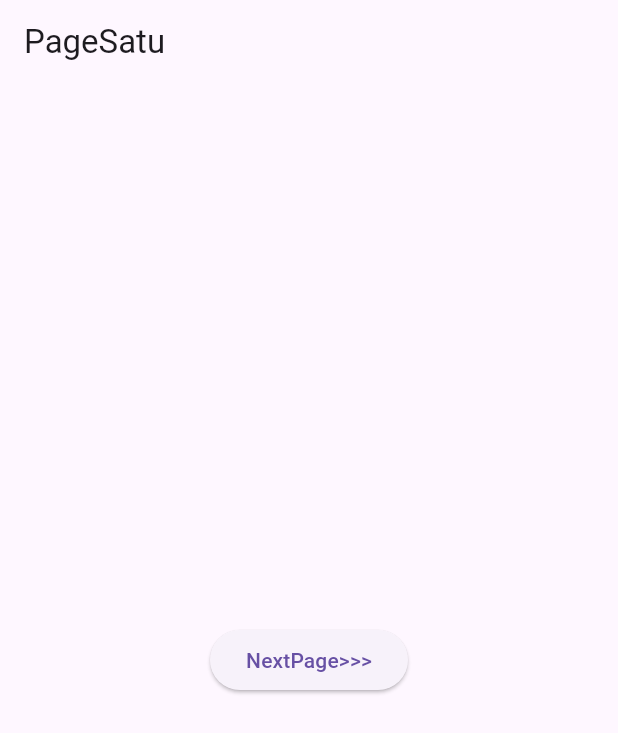
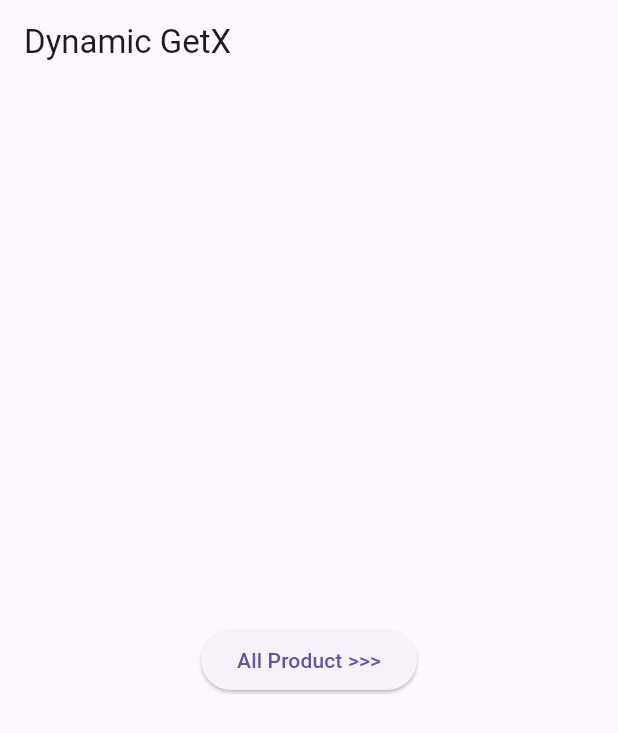
Before and after one commit to fannyHere/getX-for-me, a Flutter app: the screen it shows after launch, on a phone screen of 412 x 824 dp. Shown: the top 733 px of the screen. Run offline on Flutter 3.47's test engine with Material 3 defaults, Android fonts, the phone set to English and light mode, and no system bars; our stand-ins replace get.

Commit message:
added Dynamic GetX routeees klik ke page baru tanpa API

```diff
--- a/lib/06_getxnavigation/pages/page1.dart
+++ b/lib/06_getxnavigation/pages/page1.dart
@@ -1,6 +1,5 @@
+import 'package:belajar_getx/06_getxnavigation/routes/page_route.dart';
 import 'package:belajar_getx/06_getxnavigation/routes/route_name.dart';
-
-import '../routes/page_route.dart';
 import 'package:flutter/material.dart';
 import 'package:get/get.dart';
 
@@ -13,7 +12,7 @@ class GetXNav extends StatelessWidget {
       home: PageSatu(),
       initialRoute: '/',
       //unknownRoute: GetPage(name: '/404', page: () => PageNotFound(),), //pas akses suatu halaman web tapi ga ketemu nah itu bisa make unknownRoute
-      getPages: AppPage.page,
+      getPages: AppPages.pages,
     );
   }
 }
--- a/lib/06_getxnavigation/routes/page_route.dart
+++ b/lib/06_getxnavigation/routes/page_route.dart
@@ -7,8 +7,8 @@ import '../pages/page3.dart';
 import '../pages/page4.dart';
 import '../pages/page5.dart';
 
-class AppPage {
-  static final page = [
+class AppPages {
+  static final pages = [
     GetPage(name: RouteName.page_1, page: () => PageSatu()),
     GetPage(name: RouteName.page_2, page: () => PageDua()),
     GetPage(name: RouteName.page_3, page: () => PageTiga()),
--- /dev/null
+++ b/lib/07_dynamicGetx/dynamic.dart
@@ -0,0 +1,41 @@
+import 'package:belajar_getx/07_dynamicGetx/routes/dynamic_app_pages.dart';
+import 'package:belajar_getx/07_dynamicGetx/routes/dynamic_routes_name.dart';
+import 'package:flutter/material.dart';
+import 'package:get/get.dart';
+
+class GetX_dynamic extends StatelessWidget {
+  @override
+  Widget build(BuildContext context) {
+    return GetMaterialApp(
+      debugShowCheckedModeBanner: false,
+      home: HomePage(),
+      //nge routees secara manual ngga pake folder routes
+      // getPages: [
+      //   GetPage(name: '/', page: () => HomePage()),
+      //   GetPage(name: '/product', page: () => ProductPage()),
+      //   GetPage(name: '/product/:id?', page: () => DetailPage()),
+      // ],
+      //ngeroutess pake folder routess
+      getPages: DynamicPage.pages,
+    );
+  }
+}
+
+class HomePage extends StatelessWidget {
+  @override
+  Widget build(BuildContext context) {
+    return Scaffold(
+      appBar: AppBar(
+        title: Text("Dynamic GetX"),
+      ),
+      body: Center(
+        child: ElevatedButton(
+          onPressed: () => Get.toNamed(RouteName.product),
+          child: Text(
+            "All Product >>>",
+          ),
+        ),
+      ),
+    );
+  }
+}
--- /dev/null
+++ b/lib/07_dynamicGetx/routes/dynamic_app_pages.dart
@@ -0,0 +1,14 @@
+import 'package:belajar_getx/07_dynamicGetx/detail.dart';
+import 'package:belajar_getx/07_dynamicGetx/dynamic.dart';
+import 'package:belajar_getx/07_dynamicGetx/product.dart';
+import 'package:get/get.dart';
+import 'dynamic_routes_name.dart';
+
+class DynamicPage {
+  static final pages = [
+    GetPage(name: RouteName.home, page: () => HomePage()),
+    GetPage(name: RouteName.product, page: () => ProductPage()),
+    //GetPage(name: '/product/:id?', page: () => DetailPage()),
+    GetPage(name: RouteName.product + '/:id?', page: () => DetailPage()),
+  ];
+}
--- /dev/null
+++ b/lib/07_dynamicGetx/routes/dynamic_routes_name.dart
@@ -0,0 +1,5 @@
+abstract class RouteName {
+  static const home = '/';
+  static const product = '/product';
+  //static const product = '/product?:id' //ini gaboleh kaya gini soalnya kan id itu  dynamic ya jadiklo ditambah ke sini nantinya constan gabisa diubah-ubah
+}
--- a/lib/main.dart
+++ b/lib/main.dart
@@ -1,5 +1,5 @@
 import 'package:flutter/material.dart';
-import '06_getxnavigation/pages/page1.dart';
+import '07_dynamicGetx/dynamic.dart';
 
 void main() {
   runApp(MyApp());
@@ -10,7 +10,7 @@ class MyApp extends StatelessWidget {
   Widget build(BuildContext context) {
     return MaterialApp(
       debugShowCheckedModeBanner: false,
-      home: GetXNav(),
+      home: GetX_dynamic(),
     );
   }
 }
```
Also changed, not shown: lib/07_dynamicGetx/detail.dart (added, +27 -0 lines), lib/07_dynamicGetx/product.dart (added, +47 -0 lines).
